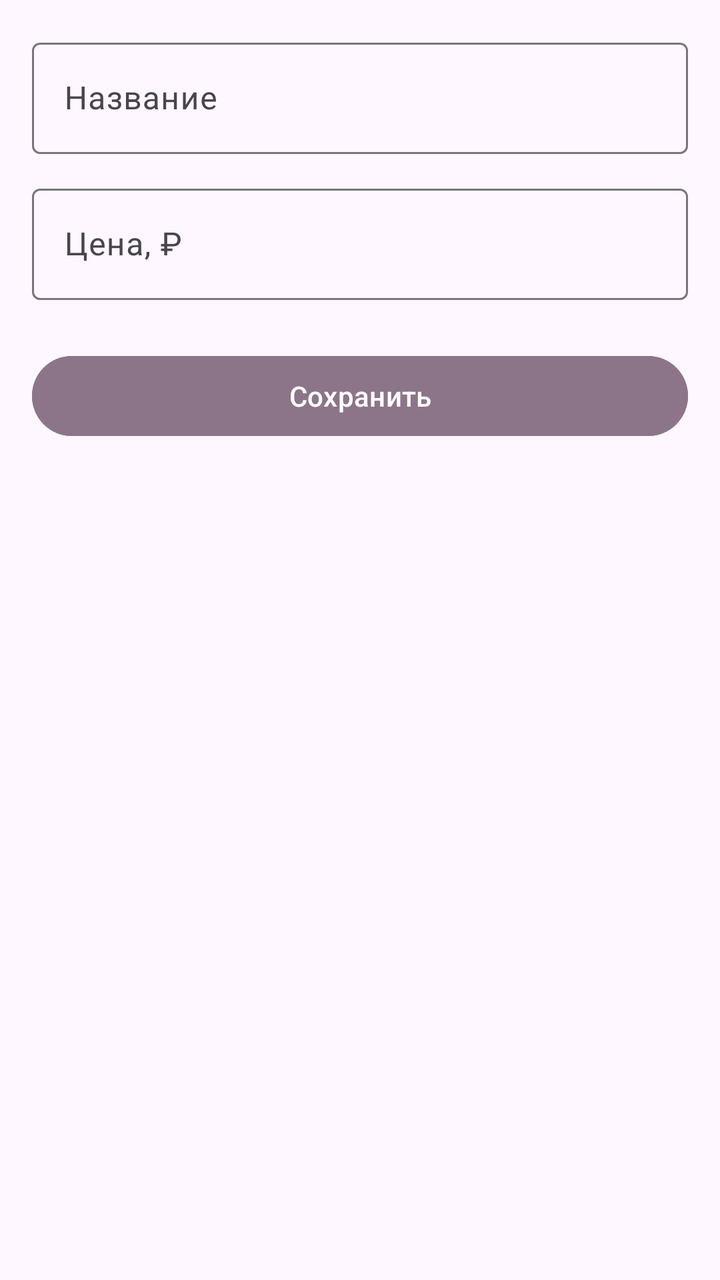
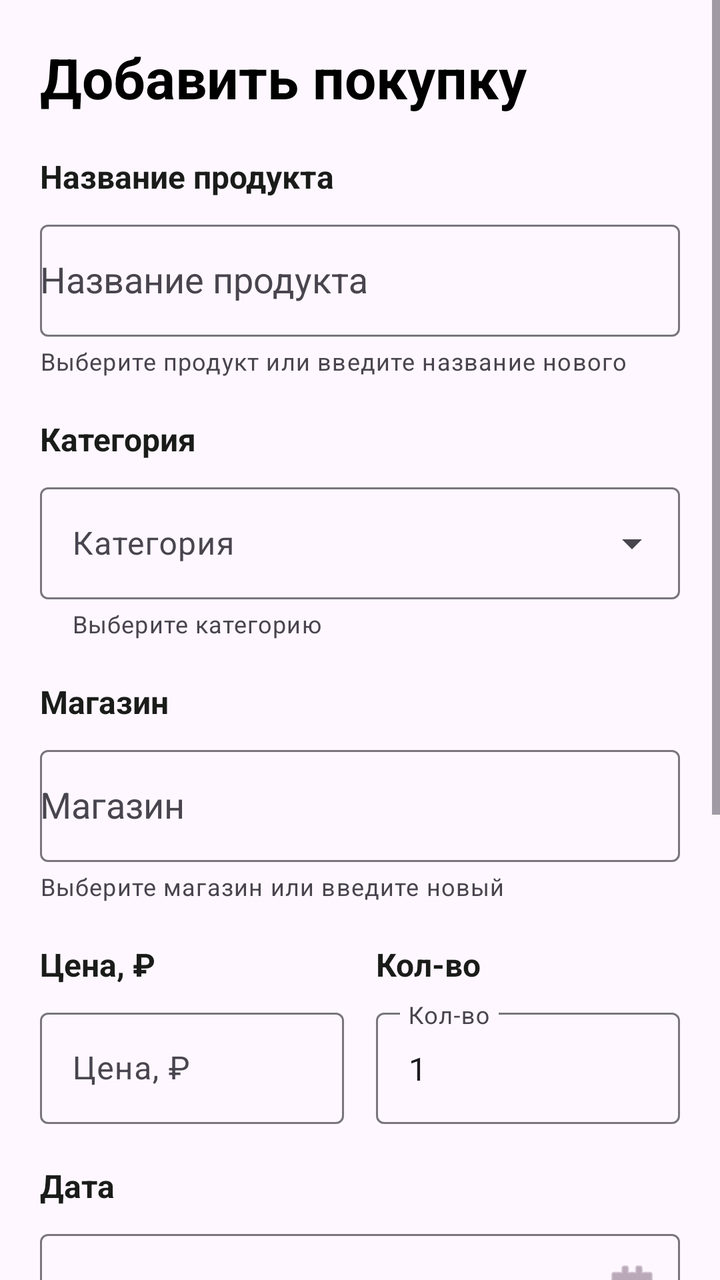

The first picture is an Android layout as it rendered before a commit; the second is the same layout after the commit. The layout source and the unified diff follow.
<!-- AndroidManifest.xml: application theme Theme.KP_purchases_Ravilova -->
<!-- res/layout/activity_add_purchase.xml -->
<?xml version="1.0" encoding="utf-8"?>
<ScrollView xmlns:android="http://schemas.android.com/apk/res/android"
    android:layout_width="match_parent"
    android:layout_height="match_parent">

    <LinearLayout
        android:orientation="vertical"
        android:padding="16dp"
        android:layout_width="match_parent"
        android:layout_height="wrap_content">

        <com.google.android.material.textfield.TextInputLayout
            style="@style/Widget.Material3.TextInputLayout.OutlinedBox"
            android:layout_width="match_parent"
            android:layout_height="wrap_content"
            android:hint="Название">

            <com.google.android.material.textfield.TextInputEditText
                android:id="@+id/productEt"
                android:layout_width="match_parent"
                android:layout_height="wrap_content"/>
        </com.google.android.material.textfield.TextInputLayout>

        <com.google.android.material.textfield.TextInputLayout
            style="@style/Widget.Material3.TextInputLayout.OutlinedBox"
            android:layout_width="match_parent"
            android:layout_height="wrap_content"
            android:layout_marginTop="12dp"
            android:hint="Цена, ₽">

            <com.google.android.material.textfield.TextInputEditText
                android:id="@+id/priceEt"
                android:inputType="numberDecimal"
                android:layout_width="match_parent"
                android:layout_height="wrap_content"/>
        </com.google.android.material.textfield.TextInputLayout>

        <Button
            android:id="@+id/saveBtn"
            android:text="Сохранить"
            android:layout_marginTop="24dp"
            android:layout_width="match_parent"
            android:layout_height="wrap_content"
            android:backgroundTint="@color/primary"/>
    </LinearLayout>
</ScrollView>
<!-- resources referenced by this layout -->
<resources>
  <color name="primary">#8c7589</color>
  <style name="Theme.KP_purchases_Ravilova" parent="Base.Theme.KP_purchases_Ravilova" />
  <style name="Base.Theme.KP_purchases_Ravilova" parent="Theme.Material3.DayNight.NoActionBar">
          
          
          <item name="bottomNavigationStyle">@style/Widget.App.BottomNavigationView</item>
  
      </style>
  <style name="Widget.App.BottomNavigationView" parent="Widget.Material3.BottomNavigationView">
          <item name="materialThemeOverlay">@style/ThemeOverlay.App.BottomNavigationView</item>
      </style>
  <style name="ThemeOverlay.App.BottomNavigationView" parent="">
          <item name="colorSurfaceContainer">@color/gray</item>
          <item name="colorSecondaryContainer">@color/primary</item>
      </style>
  <color name="gray">#3d4449</color>
</resources>

<!-- the commit's change to res/layout/activity_add_purchase.xml (unified diff, before → after) -->
@@ -1,46 +1,245 @@
 <?xml version="1.0" encoding="utf-8"?>
 <ScrollView xmlns:android="http://schemas.android.com/apk/res/android"
+    xmlns:app="http://schemas.android.com/apk/res-auto"
     android:layout_width="match_parent"
     android:layout_height="match_parent">
 
     <LinearLayout
         android:orientation="vertical"
-        android:padding="16dp"
+        android:padding="20dp"
         android:layout_width="match_parent"
         android:layout_height="wrap_content">
 
-        <com.google.android.material.textfield.TextInputLayout
-            style="@style/Widget.Material3.TextInputLayout.OutlinedBox"
-            android:layout_width="match_parent"
-            android:layout_height="wrap_content"
-            android:hint="Название">
+        <TextView
+            android:layout_width="wrap_content"
+            android:layout_height="wrap_content"
+            android:text="@string/add_purchase_title"
+            android:textSize="28sp"
+            android:textStyle="bold"
+            android:textColor="@color/black"
+            android:layout_marginBottom="20dp" />
+
+        <TextView
+            android:layout_width="wrap_content"
+            android:layout_height="wrap_content"
+            android:text="@string/hint_product"
+            android:textSize="16sp"
+            android:textStyle="bold"
+            android:textColor="@color/text_primary"
+            android:layout_marginBottom="8dp" />
+
+        <com.google.android.material.textfield.TextInputLayout
+            style="@style/Widget.Material3.TextInputLayout.OutlinedBox"
+            android:layout_width="match_parent"
+            android:layout_height="wrap_content"
+            android:hint="@string/hint_product"
+            app:startIconContentDescription="@string/hint_product"
+            app:startIconTint="@color/primary"
+            app:helperText="@string/product_helper"
+            android:layout_marginBottom="20dp">
+
+            <AutoCompleteTextView
+                android:id="@+id/productAutoComplete"
+                android:layout_width="match_parent"
+                android:layout_height="56dp"
+                android:inputType="text"
+                android:completionThreshold="1" />
+        </com.google.android.material.textfield.TextInputLayout>
+
+        <TextView
+            android:layout_width="wrap_content"
+            android:layout_height="wrap_content"
+            android:text="@string/hint_category"
+            android:textSize="16sp"
+            android:textStyle="bold"
+            android:textColor="@color/text_primary"
+            android:layout_marginBottom="8dp" />
+
+        <com.google.android.material.textfield.TextInputLayout
+            style="@style/Widget.Material3.TextInputLayout.OutlinedBox.ExposedDropdownMenu"
+            android:layout_width="match_parent"
+            android:layout_height="wrap_content"
+            android:hint="@string/hint_category"
+            app:startIconContentDescription="@string/hint_category"
+            app:startIconTint="@color/primary"
+            app:helperText="@string/category_helper"
+            android:layout_marginBottom="20dp">
+
+            <AutoCompleteTextView
+                android:id="@+id/categoryAutoComplete"
+                android:layout_width="match_parent"
+                android:layout_height="56dp"
+                android:inputType="text"
+                android:completionThreshold="1" />
+        </com.google.android.material.textfield.TextInputLayout>
+
+        <TextView
+            android:layout_width="wrap_content"
+            android:layout_height="wrap_content"
+            android:text="@string/hint_shop"
+            android:textSize="16sp"
+            android:textStyle="bold"
+            android:textColor="@color/text_primary"
+            android:layout_marginBottom="8dp" />
+
+        <com.google.android.material.textfield.TextInputLayout
+            style="@style/Widget.Material3.TextInputLayout.OutlinedBox"
+            android:layout_width="match_parent"
+            android:layout_height="wrap_content"
+            android:hint="@string/hint_shop"
+            app:startIconContentDescription="@string/hint_shop"
+            app:startIconTint="@color/primary"
+            app:helperText="@string/shop_helper"
+            android:layout_marginBottom="20dp">
+
+            <AutoCompleteTextView
+                android:id="@+id/shopAutoComplete"
+                android:layout_width="match_parent"
+                android:layout_height="56dp"
+                android:inputType="text"
+                android:completionThreshold="1" />
+        </com.google.android.material.textfield.TextInputLayout>
+
+        <LinearLayout
+            android:layout_width="match_parent"
+            android:layout_height="wrap_content"
+            android:orientation="horizontal"
+            android:layout_marginBottom="20dp">
+
+            <LinearLayout
+                android:layout_width="0dp"
+                android:layout_height="wrap_content"
+                android:layout_weight="1"
+                android:layout_marginEnd="8dp"
+                android:orientation="vertical">
+
+                <TextView
+                    android:layout_width="wrap_content"
+                    android:layout_height="wrap_content"
+                    android:text="@string/hint_price"
+                    android:textSize="16sp"
+                    android:textStyle="bold"
+                    android:textColor="@color/text_primary"
+                    android:layout_marginBottom="8dp" />
+
+                <com.google.android.material.textfield.TextInputLayout
+                    style="@style/Widget.Material3.TextInputLayout.OutlinedBox"
+                    android:layout_width="match_parent"
+                    android:layout_height="wrap_content"
+                    android:hint="@string/hint_price">
+
+                    <com.google.android.material.textfield.TextInputEditText
+                        android:id="@+id/priceEt"
+                        android:inputType="numberDecimal"
+                        android:layout_width="match_parent"
+                        android:layout_height="wrap_content" />
+                </com.google.android.material.textfield.TextInputLayout>
+            </LinearLayout>
+
+            <LinearLayout
+                android:layout_width="0dp"
+                android:layout_height="wrap_content"
+                android:layout_weight="1"
+                android:layout_marginStart="8dp"
+                android:orientation="vertical">
+
+                <TextView
+                    android:layout_width="wrap_content"
+                    android:layout_height="wrap_content"
+                    android:text="@string/hint_quantity"
+                    android:textSize="16sp"
+                    android:textStyle="bold"
+                    android:textColor="@color/text_primary"
+                    android:layout_marginBottom="8dp" />
+
+                <com.google.android.material.textfield.TextInputLayout
+                    style="@style/Widget.Material3.TextInputLayout.OutlinedBox"
+                    android:layout_width="match_parent"
+                    android:layout_height="wrap_content"
+                    android:hint="@string/hint_quantity">
+
+                    <com.google.android.material.textfield.TextInputEditText
+                        android:id="@+id/quantityEt"
+                        android:inputType="numberDecimal"
+                        android:layout_width="match_parent"
+                        android:layout_height="wrap_content"
+                        android:text="1" />
+                </com.google.android.material.textfield.TextInputLayout>
+            </LinearLayout>
+        </LinearLayout>
+
+        <TextView
+            android:layout_width="wrap_content"
+            android:layout_height="wrap_content"
+            android:text="@string/hint_date"
+            android:textSize="16sp"
+            android:textStyle="bold"
+            android:textColor="@color/text_primary"
+            android:layout_marginBottom="8dp" />
+
+        <com.google.android.material.textfield.TextInputLayout
+            style="@style/Widget.Material3.TextInputLayout.OutlinedBox"
+            android:layout_width="match_parent"
+            android:layout_height="wrap_content"
+            android:layout_marginBottom="20dp"
+            app:endIconContentDescription="@string/select_date"
+            app:endIconDrawable="@android:drawable/ic_menu_my_calendar"
+            app:endIconMode="custom"
+            app:endIconTint="@color/primary">
 
             <com.google.android.material.textfield.TextInputEditText
-                android:id="@+id/productEt"
-                android:layout_width="match_parent"
-                android:layout_height="wrap_content"/>
-        </com.google.android.material.textfield.TextInputLayout>
-
-        <com.google.android.material.textfield.TextInputLayout
-            style="@style/Widget.Material3.TextInputLayout.OutlinedBox"
-            android:layout_width="match_parent"
-            android:layout_height="wrap_content"
-            android:layout_marginTop="12dp"
-            android:hint="Цена, ₽">
+                android:id="@+id/dateEt"
+                android:layout_width="match_parent"
+                android:layout_height="wrap_content"
+                android:clickable="true"
+                android:focusable="false"
+                android:inputType="none" />
+        </com.google.android.material.textfield.TextInputLayout>
+
+        <TextView
+            android:layout_width="wrap_content"
+            android:layout_height="wrap_content"
+            android:text="@string/hint_note"
+            android:textSize="16sp"
+            android:textStyle="bold"
+            android:textColor="@color/text_primary"
+            android:layout_marginBottom="8dp" />
+
+        <com.google.android.material.textfield.TextInputLayout
+            style="@style/Widget.Material3.TextInputLayout.OutlinedBox"
+            android:layout_width="match_parent"
+            android:layout_height="wrap_content"
+            app:layout_constraintEnd_toEndOf="parent"
+            android:hint="@string/hint_note"
+            app:helperText="@string/note_helper"
+            android:layout_marginBottom="20dp">
 
             <com.google.android.material.textfield.TextInputEditText
-                android:id="@+id/priceEt"
-                android:inputType="numberDecimal"
-                android:layout_width="match_parent"
-                android:layout_height="wrap_content"/>
-        </com.google.android.material.textfield.TextInputLayout>
-
-        <Button
+                android:id="@+id/noteEt"
+                android:layout_width="match_parent"
+                android:layout_height="wrap_content"
+                android:inputType="textMultiLine"
+                android:lines="3"
+                android:maxLines="3" />
+        </com.google.android.material.textfield.TextInputLayout>
+
+
+        <com.google.android.material.button.MaterialButton
             android:id="@+id/saveBtn"
-            android:text="Сохранить"
-            android:layout_marginTop="24dp"
-            android:layout_width="match_parent"
-            android:layout_height="wrap_content"
-            android:backgroundTint="@color/primary"/>
+            android:layout_width="match_parent"
+            android:layout_height="56dp"
+            android:text="@string/btn_save_purchase"
+            android:layout_marginBottom="12dp"
+            app:backgroundTint="@color/primary" />
+
+        <com.google.android.material.button.MaterialButton
+            android:id="@+id/backBtn"
+            style="@style/Widget.Material3.Button.OutlinedButton"
+            android:layout_width="match_parent"
+            android:layout_height="56dp"
+            android:text="@string/btn_cancel"
+            app:backgroundTint="@android:color/transparent"
+            android:foregroundTint="@color/gray"
+            android:textColor="@color/gray"/>
     </LinearLayout>
 </ScrollView>
<!-- resource entries referenced after the edit -->
@@ -1,6 +1,23 @@
 <!-- resources referenced by this layout -->
 <resources>
+  <color name="black">#FF000000</color>
   <color name="primary">#8c7589</color>
+  <color name="text_primary">#FF1A1C1A</color>
+  <string name="add_purchase_title">Добавить покупку</string>
+  <string name="btn_cancel">Отмена</string>
+  <string name="btn_save_purchase">Сохранить покупку</string>
+  <string name="category_helper">Выберите категорию</string>
+  <string name="hint_category">Категория</string>
+  <string name="hint_date">Дата</string>
+  <string name="hint_note">Заметка</string>
+  <string name="hint_price">Цена, ₽</string>
+  <string name="hint_product">Название продукта</string>
+  <string name="hint_quantity">Кол-во</string>
+  <string name="hint_shop">Магазин</string>
+  <string name="note_helper">Дополнительные заметки (необязательно)</string>
+  <string name="product_helper">Выберите продукт или введите название нового</string>
+  <string name="select_date">Выбрать дату</string>
+  <string name="shop_helper">Выберите магазин или введите новый</string>
   <style name="Theme.KP_purchases_Ravilova" parent="Base.Theme.KP_purchases_Ravilova" />
   <style name="Base.Theme.KP_purchases_Ravilova" parent="Theme.Material3.DayNight.NoActionBar">
           
